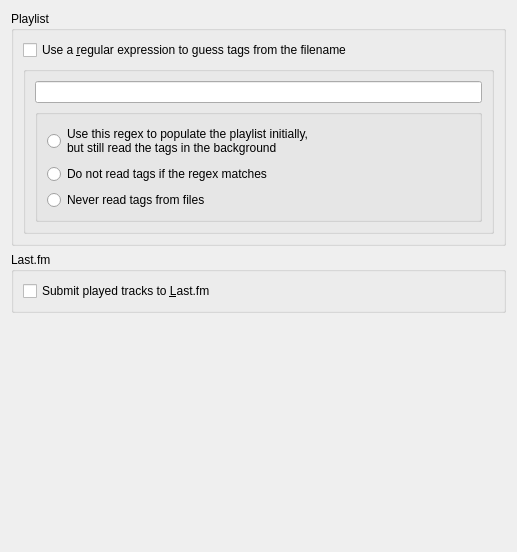
First picture: the form in minirok/ui/options1.ui, repository dato/minirok, before the edit.
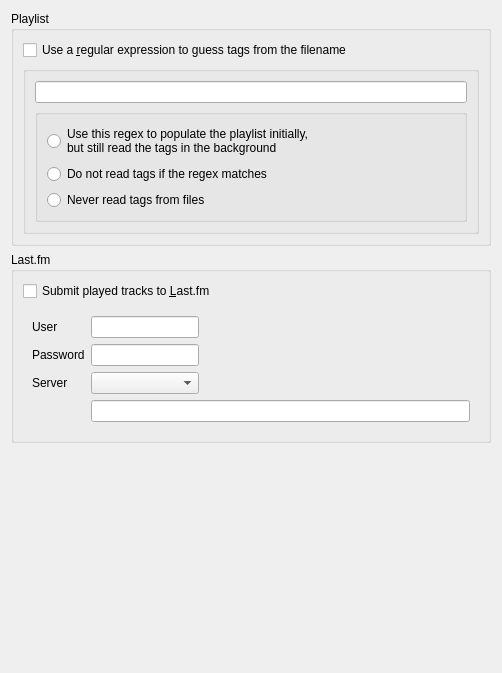
Second picture: the form after the edit. Custom widgets are drawn as their Qt base class.

Commit message:
Make Last.fm submission configurable through the preferences dialog.
Currently, the selection of the server is done with an ItemInt for the
QComboBox. I wanted to use an ItemEnum, so that a symbolic constant is
stored in the configuration file instead of an integer, but it seems not
to work with PyKDE.

```diff
--- a/minirok/ui/options1.ui
+++ b/minirok/ui/options1.ui
@@ -1,67 +1,67 @@
 <ui version="4.0" >
  <class>Page</class>
- <widget class="QWidget" name="Page" >
-  <property name="geometry" >
+ <widget class="QWidget" name="Page">
+  <property name="geometry">
    <rect>
     <x>0</x>
     <y>0</y>
-    <width>517</width>
-    <height>552</height>
+    <width>502</width>
+    <height>673</height>
    </rect>
   </property>
   <property name="windowTitle" >
    <string>Configuring Minirok</string>
   </property>
-  <layout class="QVBoxLayout" >
+  <layout class="QVBoxLayout" name="verticalLayout_3">
    <item>
-    <widget class="QGroupBox" name="playlistGroup" >
-     <property name="title" >
+    <widget class="QGroupBox" name="playlistGroup">
+     <property name="title">
       <string>Playlist</string>
      </property>
-     <layout class="QVBoxLayout" >
+     <layout class="QVBoxLayout">
       <item>
-       <widget class="QCheckBox" name="kcfg_TagsFromRegex" >
-        <property name="text" >
+       <widget class="QCheckBox" name="kcfg_TagsFromRegex">
+        <property name="text">
          <string>Use a &amp;regular expression to guess tags from the filename</string>
         </property>
        </widget>
       </item>
       <item>
-       <widget class="QGroupBox" name="regexInfoGroup" >
-        <property name="title" >
+       <widget class="QGroupBox" name="regexInfoGroup">
+        <property name="title">
          <string/>
         </property>
         <property name="flat" >
          <bool>true</bool>
         </property>
-        <layout class="QVBoxLayout" >
+        <layout class="QVBoxLayout">
          <item>
-          <widget class="QLineEdit" name="kcfg_TagRegex" />
+          <widget class="QLineEdit" name="kcfg_TagRegex"/>
          </item>
          <item>
-          <widget class="KButtonGroup" name="kcfg_TagRegexMode" >
-           <property name="flat" >
+          <widget class="KButtonGroup" name="kcfg_TagRegexMode">
+           <property name="flat">
             <bool>true</bool>
            </property>
-           <layout class="QVBoxLayout" >
+           <layout class="QVBoxLayout">
             <item>
-             <widget class="QRadioButton" name="radio1" >
-              <property name="text" >
+             <widget class="QRadioButton" name="radio1">
+              <property name="text">
                <string>Use this regex to populate the playlist initially,
 but still read the tags in the background</string>
               </property>
              </widget>
             </item>
             <item>
-             <widget class="QRadioButton" name="radio2" >
-              <property name="text" >
+             <widget class="QRadioButton" name="radio2">
+              <property name="text">
                <string>Do not read tags if the regex matches</string>
               </property>
              </widget>
             </item>
             <item>
-             <widget class="QRadioButton" name="radio3" >
-              <property name="text" >
+             <widget class="QRadioButton" name="radio3">
+              <property name="text">
                <string>Never read tags from files</string>
               </property>
              </widget>
@@ -76,18 +76,150 @@
     </widget>
    </item>
    <item>
-    <widget class="QGroupBox" name="lastfmGroup" >
-     <property name="title" >
+    <widget class="QGroupBox" name="lastfmGroup">
+     <property name="title">
       <string>Last.fm</string>
      </property>
-     <layout class="QVBoxLayout" >
+     <layout class="QVBoxLayout" name="verticalLayout_2">
       <item>
-       <widget class="QCheckBox" name="kcfg_EnableLastfm" >
-        <property name="text" >
+       <widget class="QCheckBox" name="kcfg_EnableLastfm">
+        <property name="text">
          <string>Submit played tracks to &amp;Last.fm</string>
         </property>
        </widget>
       </item>
+      <item>
+       <widget class="QFrame" name="lastfmFrame">
+        <property name="frameShape">
+         <enum>QFrame::NoFrame</enum>
+        </property>
+        <property name="frameShadow">
+         <enum>QFrame::Raised</enum>
+        </property>
+        <layout class="QVBoxLayout" name="verticalLayout">
+         <item>
+          <layout class="QGridLayout" name="gridLayout">
+           <item row="0" column="0">
+            <widget class="QLabel" name="label">
+             <property name="text">
+              <string>User</string>
+             </property>
+            </widget>
+           </item>
+           <item row="0" column="1">
+            <widget class="QLineEdit" name="kcfg_LastfmUser">
+             <property name="sizePolicy">
+              <sizepolicy hsizetype="Minimum" vsizetype="Fixed">
+               <horstretch>0</horstretch>
+               <verstretch>0</verstretch>
+              </sizepolicy>
+             </property>
+            </widget>
+           </item>
+           <item row="0" column="2">
+            <spacer name="horizontalSpacer">
+             <property name="orientation">
+              <enum>Qt::Horizontal</enum>
+             </property>
+             <property name="sizeHint" stdset="0">
+              <size>
+               <width>40</width>
+               <height>20</height>
+              </size>
+             </property>
+            </spacer>
+           </item>
+           <item row="1" column="0">
+            <widget class="QLabel" name="label_2">
+             <property name="text">
+              <string>Password</string>
+             </property>
+            </widget>
+           </item>
+           <item row="1" column="1">
+            <widget class="QLineEdit" name="kcfg_LastfmPassword">
+             <property name="sizePolicy">
+              <sizepolicy hsizetype="Minimum" vsizetype="Fixed">
+               <horstretch>0</horstretch>
+               <verstretch>0</verstretch>
+              </sizepolicy>
+             </property>
+             <property name="echoMode">
+              <enum>QLineEdit::Password</enum>
+             </property>
+            </widget>
+           </item>
+           <item row="1" column="2">
+            <spacer name="horizontalSpacer_2">
+             <property name="orientation">
+              <enum>Qt::Horizontal</enum>
+             </property>
+             <property name="sizeHint" stdset="0">
+              <size>
+               <width>40</width>
+               <height>20</height>
+              </size>
+             </property>
+            </spacer>
+           </item>
+           <item row="2" column="0">
+            <widget class="QLabel" name="label_3">
+             <property name="text">
+              <string>Server</string>
+             </property>
+            </widget>
+           </item>
+           <item row="2" column="1">
+            <widget class="QComboBox" name="kcfg_LastfmServer">
+             <property name="sizePolicy">
+              <sizepolicy hsizetype="Minimum" vsizetype="Fixed">
+               <horstretch>0</horstretch>
+               <verstretch>0</verstretch>
+              </sizepolicy>
+             </property>
+            </widget>
+           </item>
+           <item row="2" column="2">
+            <spacer name="horizontalSpacer_3">
+             <property name="orientation">
+              <enum>Qt::Horizontal</enum>
+             </property>
+             <property name="sizeHint" stdset="0">
+              <size>
+               <width>40</width>
+               <height>20</height>
+              </size>
+             </property>
+            </spacer>
+           </item>
+           <item row="3" column="0">
+            <spacer name="horizontalSpacer_4">
+             <property name="orientation">
+              <enum>Qt::Horizontal</enum>
+             </property>
+             <property name="sizeType">
+              <enum>QSizePolicy::Minimum</enum>
+             </property>
+             <property name="sizeHint" stdset="0">
+              <size>
+               <width>40</width>
+               <height>20</height>
+              </size>
+             </property>
+            </spacer>
+           </item>
+           <item row="3" column="1" colspan="2">
+            <widget class="QLineEdit" name="kcfg_LastfmURL">
+             <property name="toolTip">
+              <string extracomment="Handshake URL for a Last.fm-compatible service"/>
+             </property>
+            </widget>
+           </item>
+          </layout>
+         </item>
+        </layout>
+       </widget>
+      </item>
      </layout>
     </widget>
    </item>
@@ -96,10 +228,10 @@
      <property name="orientation" >
       <enum>Qt::Vertical</enum>
      </property>
-     <property name="sizeHint" >
+     <property name="sizeHint" stdset="0">
       <size>
-       <width>20</width>
-       <height>40</height>
+       <width>17</width>
+       <height>198</height>
       </size>
      </property>
     </spacer>
```
Left out of the diff: 14 changed lines with no effect on the pictures. The commit also changes 2 other files.
